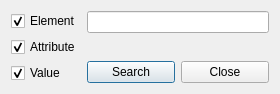
goblincoding/xmlmill, file GCXMLGenerator/forms/gcsearchform.ui: the form before one commit.
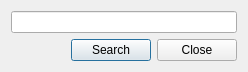
The form after the commit. Icons and pictures are not drawn.

Commit message: Finished "search" implementation.

Diff of the .ui file:
```diff
--- a/GCXMLGenerator/forms/gcsearchform.ui
+++ b/GCXMLGenerator/forms/gcsearchform.ui
@@ -9,8 +9,8 @@
    <rect>
     <x>0</x>
     <y>0</y>
-    <width>280</width>
-    <height>83</height>
+    <width>248</width>
+    <height>69</height>
    </rect>
   </property>
   <property name="windowTitle">
@@ -23,62 +23,26 @@
   <property name="modal">
    <bool>true</bool>
   </property>
-  <layout class="QHBoxLayout" name="horizontalLayout_2">
-   <item>
-    <layout class="QVBoxLayout" name="verticalLayout">
-     <item>
-      <widget class="QCheckBox" name="elementCheckBox">
-       <property name="text">
-        <string>Element</string>
-       </property>
-       <property name="checked">
-        <bool>true</bool>
-       </property>
-      </widget>
-     </item>
-     <item>
-      <widget class="QCheckBox" name="attributeCheckBox">
-       <property name="text">
-        <string>Attribute</string>
-       </property>
-       <property name="checked">
-        <bool>true</bool>
-       </property>
-      </widget>
-     </item>
-     <item>
-      <widget class="QCheckBox" name="valueCheckBox">
-       <property name="text">
-        <string>Value</string>
-       </property>
-       <property name="checked">
-        <bool>true</bool>
-       </property>
-      </widget>
-     </item>
-    </layout>
-   </item>
-   <item>
-    <layout class="QVBoxLayout" name="verticalLayout_2">
+  <layout class="QVBoxLayout" name="mainLayout">
      <item>
       <widget class="QLineEdit" name="lineEdit"/>
      </item>
      <item>
-      <spacer name="verticalSpacer">
+    <layout class="QHBoxLayout" name="buttonLayout">
+     <item>
+      <spacer name="horizontalSpacer">
        <property name="orientation">
-        <enum>Qt::Vertical</enum>
+        <enum>Qt::Horizontal</enum>
        </property>
        <property name="sizeHint" stdset="0">
         <size>
-         <width>20</width>
-         <height>40</height>
+         <width>40</width>
+         <height>20</height>
         </size>
        </property>
       </spacer>
      </item>
      <item>
-      <layout class="QHBoxLayout" name="horizontalLayout">
-       <item>
         <widget class="QPushButton" name="searchButton">
          <property name="text">
           <string>Search</string>
@@ -94,8 +58,6 @@
           <string>Close</string>
          </property>
         </widget>
-       </item>
-      </layout>
      </item>
     </layout>
    </item>
```
Lines whose indentation alone changed are shown as unchanged. The commit also changes 1 other file.
